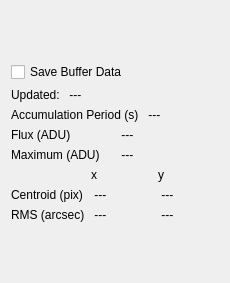
First picture: the form in forms/camera_data.ui, repository lsst-sitcom/spot_motion_monitor, before the edit.
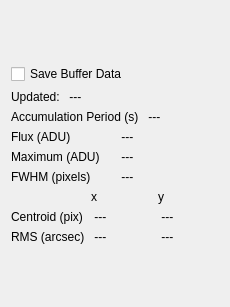
Second picture: the form after the edit.

Commit message: Add FWHM label to camera data info.

```diff
--- a/forms/camera_data.ui
+++ b/forms/camera_data.ui
@@ -7,7 +7,7 @@
     <x>0</x>
     <y>0</y>
     <width>230</width>
-    <height>283</height>
+    <height>307</height>
    </rect>
   </property>
   <property name="windowTitle">
@@ -133,6 +133,20 @@
        </property>
       </widget>
      </item>
+     <item row="2" column="0">
+      <widget class="QLabel" name="fwhmLabel">
+       <property name="text">
+        <string>FWHM (pixels)</string>
+       </property>
+      </widget>
+     </item>
+     <item row="2" column="1">
+      <widget class="QLabel" name="fwhmValueLabel">
+       <property name="text">
+        <string> --- </string>
+       </property>
+      </widget>
+     </item>
     </layout>
    </item>
    <item>
```
Left out of the diff: 46 changed lines with no effect on the pictures.
